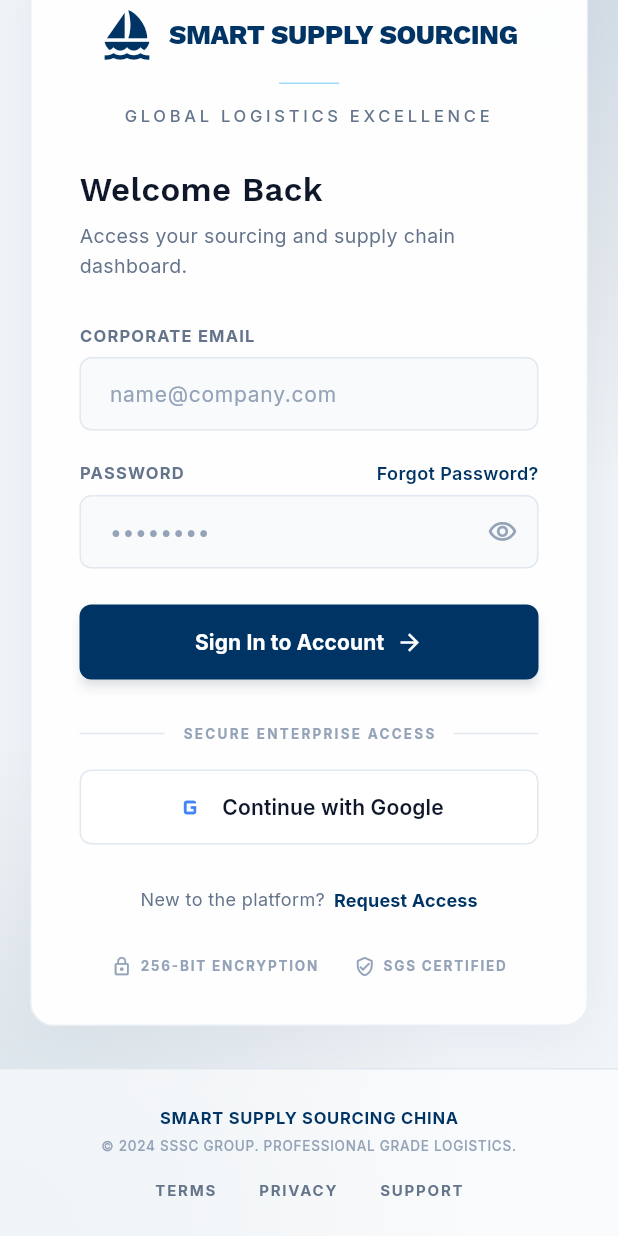
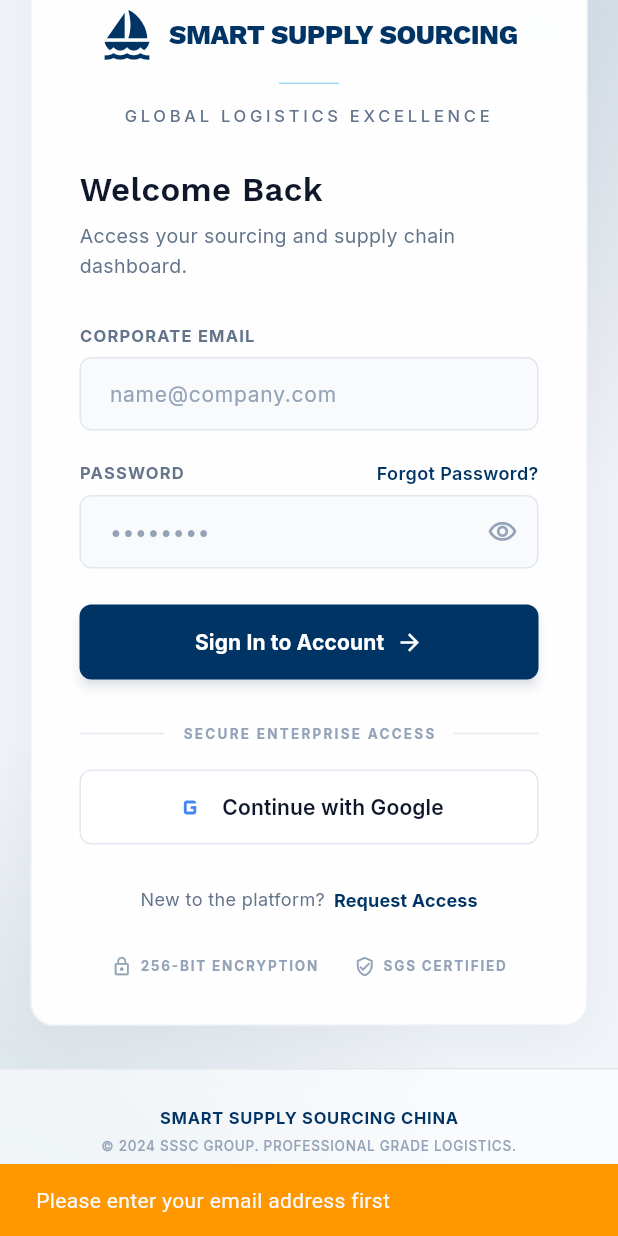
Before and after one commit to ignatiusethens/smartsupplymobile, a Flutter app: the LoginScreen screen opened by its route, scrolled down 60 dp, after a tap on "Forgot Password?", on a phone screen of 412 x 824 dp. Run offline on Flutter 3.47's test engine with Material 3 defaults, Android fonts, the phone set to English and light mode, and no system bars; our stand-ins replace cloud_firestore, firebase_auth, firebase_core, google_fonts; accounts and stored records are empty; network calls fail.

Commit message:
Implement Firebase Authentication in Flutter app
- Add AuthService for Firebase Auth operations
- Add ApiClient for authenticated backend requests
- Update LoginScreen with real Firebase authentication
- Add AuthWrapper for auth state management
- Update navigation flow through auth wrapper
- Add http package for API calls

```diff
--- a/smart_supply/lib/features/auth/login_screen.dart
+++ b/smart_supply/lib/features/auth/login_screen.dart
@@ -1,6 +1,7 @@
 import 'package:flutter/material.dart';
 import '../../core/theme/app_colors.dart';
 import '../../core/theme/app_text_styles.dart';
+import '../../services/auth_service.dart';
 
 class LoginScreen extends StatefulWidget {
   const LoginScreen({super.key});
@@ -13,7 +14,9 @@
   final _formKey = GlobalKey<FormState>();
   final _emailController = TextEditingController();
   final _passwordController = TextEditingController();
+  final _authService = AuthService();
   bool _obscurePassword = true;
+  bool _isLoading = false;
 
   @override
   void dispose() {
@@ -22,9 +25,66 @@
     super.dispose();
   }
 
-  void _signIn() {
+  void _signIn() async {
     if (_formKey.currentState?.validate() ?? false) {
+      setState(() => _isLoading = true);
+
+      try {
+        await _authService.signInWithEmailAndPassword(
+          email: _emailController.text.trim(),
+          password: _passwordController.text,
+        );
+
+        if (mounted) {
           Navigator.pushReplacementNamed(context, '/home');
+        }
+      } catch (e) {
+        if (mounted) {
+          ScaffoldMessenger.of(context).showSnackBar(
+            SnackBar(
+              content: Text(e.toString()),
+              backgroundColor: Colors.red,
+            ),
+          );
+        }
+      } finally {
+        if (mounted) {
+          setState(() => _isLoading = false);
+        }
+      }
+    }
+  }
+
+  void _forgotPassword() async {
+    if (_emailController.text.trim().isEmpty) {
+      ScaffoldMessenger.of(context).showSnackBar(
+        const SnackBar(
+          content: Text('Please enter your email address first'),
+          backgroundColor: Colors.orange,
+        ),
+      );
+      return;
+    }
+
+    try {
+      await _authService.sendPasswordResetEmail(_emailController.text.trim());
+      if (mounted) {
+        ScaffoldMessenger.of(context).showSnackBar(
+          const SnackBar(
+            content: Text('Password reset email sent! Check your inbox.'),
+            backgroundColor: Colors.green,
+          ),
+        );
+      }
+    } catch (e) {
+      if (mounted) {
+        ScaffoldMessenger.of(context).showSnackBar(
+          SnackBar(
+            content: Text(e.toString()),
+            backgroundColor: Colors.red,
+          ),
+        );
+      }
     }
   }
 
@@ -201,7 +261,7 @@
             children: [
               _buildLabel('PASSWORD'),
               GestureDetector(
-                onTap: () {},
+                onTap: _forgotPassword,
                 child: const Text(
                   'Forgot Password?',
                   style: TextStyle(
@@ -245,7 +305,7 @@
           SizedBox(
             height: 50,
             child: ElevatedButton(
-              onPressed: _signIn,
+              onPressed: _isLoading ? null : _signIn,
               style: ElevatedButton.styleFrom(
                 backgroundColor: AppColors.primary,
                 foregroundColor: Colors.white,
@@ -254,7 +314,16 @@
                 elevation: 3,
                 shadowColor: AppColors.primary.withOpacity(0.25),
               ),
-              child: Row(
+              child: _isLoading
+                  ? const SizedBox(
+                      width: 20,
+                      height: 20,
+                      child: CircularProgressIndicator(
+                        strokeWidth: 2,
+                        valueColor: AlwaysStoppedAnimation<Color>(Colors.white),
+                      ),
+                    )
+                  : Row(
                       mainAxisAlignment: MainAxisAlignment.center,
                       children: const [
                         Text(
--- a/smart_supply/lib/features/splash/splash_screen.dart
+++ b/smart_supply/lib/features/splash/splash_screen.dart
@@ -21,10 +21,10 @@
       duration: const Duration(seconds: 1),
     )..repeat();
 
-    // Navigate to home after 3 seconds (auth bypassed for preview)
+    // Navigate to auth wrapper after 3 seconds
     Future.delayed(const Duration(seconds: 3), () {
       if (mounted) {
-        Navigator.pushReplacementNamed(context, '/home');
+        Navigator.pushReplacementNamed(context, '/auth');
       }
     });
   }
```
Also changed, not shown: smart_supply/lib/main.dart (+8 -1 lines), smart_supply/lib/services/api_client.dart (added, +124 -0 lines), smart_supply/lib/services/auth_service.dart (added, +130 -0 lines), smart_supply/lib/widgets/auth_wrapper.dart (added, +33 -0 lines), smart_supply/pubspec.yaml (+8 -0 lines), 3 other files. Lines whose indentation alone changed are shown as unchanged.
